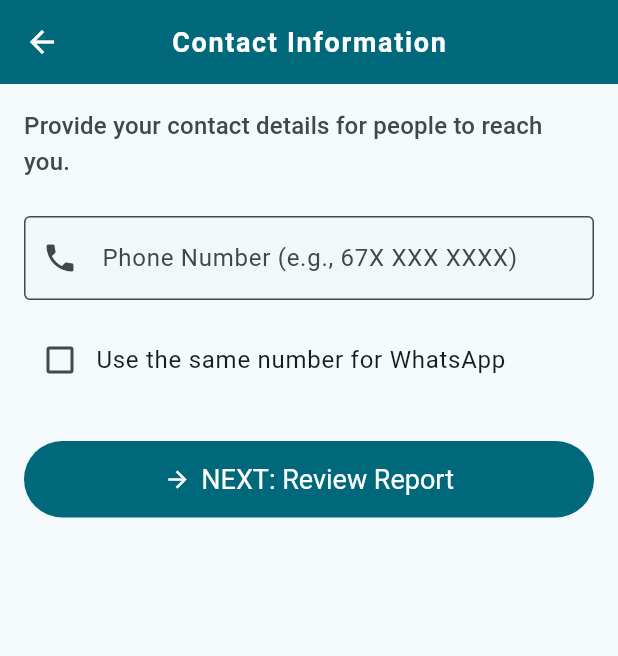
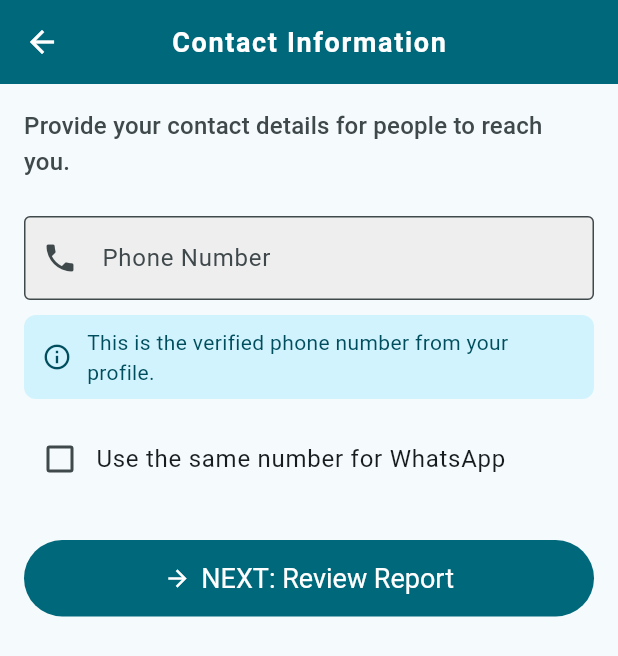
Before and after one commit to ChinepohDivine-f/back2u-app, a Flutter app: the ContactPage screen opened directly with empty values, on a phone screen of 412 x 824 dp. Shown: the top 656 px of the screen. Run offline on Flutter 3.47's test engine with Material 3 defaults, Android fonts, the phone set to English and light mode, and no system bars; our stand-ins replace cloud_firestore, connectivity_plus, firebase_auth, firebase_core, firebase_storage, flutter_dotenv and 6 more; missing offline and left inert: firebase_app_check; accounts and stored records are empty; network calls fail; statements that could not run were skipped.

Commit message:
Enhanced contact form functionality by integrating phone number formatting, improved validation logic, and added visual cues for verified phone numbers. Updated report form to include duplicate report checks and refined UI components for better user experience.

```diff
--- a/lib/views/report/contact.dart
+++ b/lib/views/report/contact.dart
@@ -10,6 +10,7 @@ import 'package:image_picker/image_picker.dart';
 import 'package:firebase_auth/firebase_auth.dart';
 
 import 'package:back2u/services/form_data_fetch_service.dart';
+import 'package:back2u/utils/phone_number_formatter.dart';
 
 class ContactPage extends StatefulWidget {
   final Report report;
@@ -36,6 +37,7 @@ class _ContactPageState extends State<ContactPage> {
   late TextEditingController _phoneController;
   bool _useSameForWhatsApp = false;
   bool _isLoadingContactInfo = false;
+  bool _isPhoneFromProfile = false;
 
   final DataFetchService _dataFetchService = DataFetchService();
   String? _currentUserId;
@@ -65,6 +67,7 @@ class _ContactPageState extends State<ContactPage> {
           // This way, if we're editing and number was already set, it persists.
           if (widget.report.contactPhone.isEmpty && appUser.phone != null) {
             _phoneController.text = appUser.phone!;
+            _isPhoneFromProfile = true;
           }
         });
       }
@@ -83,7 +86,9 @@ class _ContactPageState extends State<ContactPage> {
     if (phone == null || phone.trim().isEmpty) {
       return 'Please provide a phone number.';
     }
-    if (phone.length < 9) {
+    // Adjust validation to account for spaces from the formatter
+    final digitsOnly = phone.replaceAll(RegExp(r'[^0-9]'), '');
+    if (digitsOnly.length < 9) {
       return 'Number must be 9 digits.';
     }
     return null;
@@ -153,19 +158,55 @@ class _ContactPageState extends State<ContactPage> {
                     // Phone Number Field
                     TextFormField(
                       controller: _phoneController,
+                      readOnly: _isPhoneFromProfile, // Make read-only if from profile
                       keyboardType: TextInputType.phone,
                       inputFormatters: [
                         FilteringTextInputFormatter.digitsOnly,
-                        LengthLimitingTextInputFormatter(9), // Standard 9 digits for Cameroon
+                        LengthLimitingTextInputFormatter(9),
+                        PhoneNumberFormatter(), // Apply custom formatter
                       ],
                       decoration: InputDecoration(
-                        labelText: 'Phone Number (e.g., 67X XXX XXXX)',
-                        hintText: 'e.g., 671234567',
+                        labelText: 'Phone Number',
+                        hintText: '671 234 567',
+                        prefixText: '+237 ',
                         prefixIcon: const Icon(Icons.phone),
                         border: const OutlineInputBorder(),
+                        filled: _isPhoneFromProfile, // Add a visual cue
+                        fillColor: _isPhoneFromProfile
+                            ? Colors.grey.shade200
+                            : Colors.transparent,
                       ),
                       validator: _validatePhoneNumber,
                     ),
+                    const SizedBox(height: 10),
+
+                    // Info box if phone is from profile
+                    if (_isPhoneFromProfile)
+                      Container(
+                        padding: const EdgeInsets.symmetric(horizontal: 12, vertical: 8),
+                        decoration: BoxDecoration(
+                          color: Theme.of(context).colorScheme.primaryContainer.withOpacity(0.5),
+                          borderRadius: BorderRadius.circular(8),
+                        ),
+                        child: Row(
+                          children: [
+                            Icon(
+                              Icons.info_outline,
+                              size: 20,
+                              color: Theme.of(context).colorScheme.onPrimaryContainer,
+                            ),
+                            const SizedBox(width: 10),
+                            Expanded(
+                              child: Text(
+                                'This is the verified phone number from your profile.',
+                                style: TextStyle(
+                                  color: Theme.of(context).colorScheme.onPrimaryContainer,
+                                ),
+                              ),
+                            ),
+                          ],
+                        ),
+                      ),
                     const SizedBox(height: 16),
 
                     // Checkbox to use same number for WhatsApp
```
Also changed, not shown: lib/services/report_validation_service.dart (added, +69 -0 lines), lib/utils/phone_number_formatter.dart (added, +32 -0 lines), lib/views/report/report_form.dart (+191 -31 lines), 4 other files.
